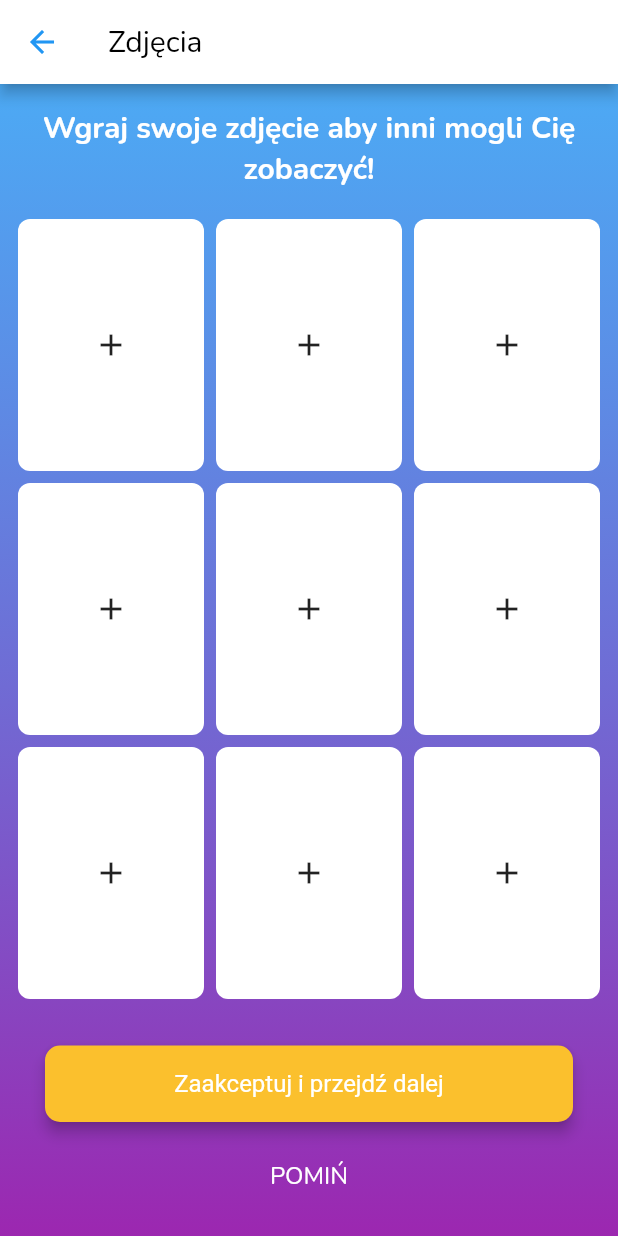
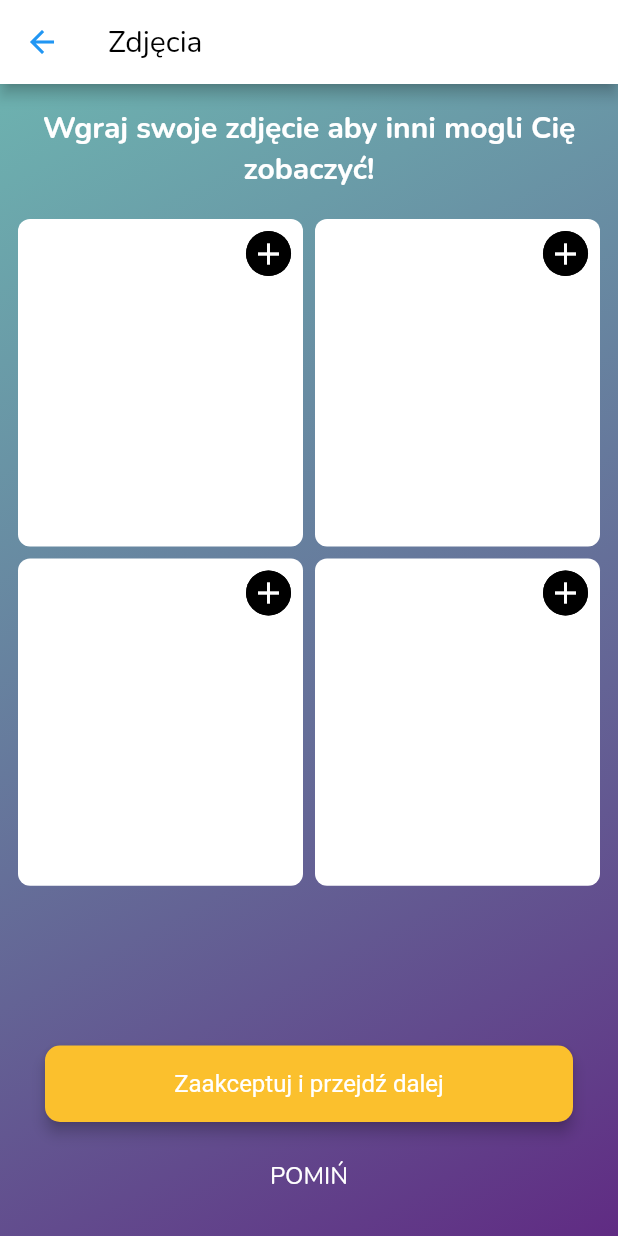
Before and after one commit to dawidpiechaczek/NearMe, a Flutter app: the screen it shows after launch, after a tap on "Login with Facebook", on a phone screen of 412 x 824 dp. Run offline on Flutter 3.47's test engine with Material 2 defaults, Android fonts, the phone set to English and light mode, and no system bars; our stand-ins replace font_awesome_flutter, google_sign_in, image_picker.

Commit message:
GridView adjusted to screen size. Extension for hex colours added.

```diff
--- /dev/null
+++ b/lib/extensions/hexColor.dart
@@ -0,0 +1,18 @@
+import 'dart:ui';
+
+extension HexColor on Color {
+  /// String is in the format "aabbcc" or "ffaabbcc" with an optional leading "#".
+  static Color fromHex(String hexString) {
+    final buffer = StringBuffer();
+    if (hexString.length == 6 || hexString.length == 7) buffer.write('ff');
+    buffer.write(hexString.replaceFirst('#', ''));
+    return Color(int.parse(buffer.toString(), radix: 16));
+  }
+
+  /// Prefixes a hash sign if [leadingHashSign] is set to `true` (default is `true`).
+  String toHex({bool leadingHashSign = true}) => '${leadingHashSign ? '#' : ''}'
+      '${alpha.toRadixString(16).padLeft(2, '0')}'
+      '${red.toRadixString(16).padLeft(2, '0')}'
+      '${green.toRadixString(16).padLeft(2, '0')}'
+      '${blue.toRadixString(16).padLeft(2, '0')}';
+}
--- a/lib/gallery.dart
+++ b/lib/gallery.dart
@@ -1,5 +1,6 @@
 import 'dart:io';
 import 'package:NearMe/widgets/appBackground.dart';
+import 'package:NearMe/widgets/circleButton.dart';
 import 'package:NearMe/widgets/roundedButton.dart';
 import 'package:flutter/material.dart';
 import 'package:image_picker/image_picker.dart';
@@ -14,10 +15,10 @@ class GalleryPage extends StatefulWidget {
 }
 
 class _GalleryPageState extends State<GalleryPage> {
-  List<File?> _images = List.filled(9, null);
+  List<File?> _images = List.filled(4, null);
   final picker = ImagePicker();
 
-  Future getImage() async {
+  Future _getImage() async {
     final pickedFile = await picker.getImage(source: ImageSource.camera);
 
     setState(() {
@@ -30,7 +31,7 @@ class _GalleryPageState extends State<GalleryPage> {
     });
   }
 
-  int removeImage(int index) {
+  int _removeImage(int index) {
     setState(() {
       _images[index] = null;
     });
@@ -71,8 +72,9 @@ class _GalleryPageState extends State<GalleryPage> {
           itemCount: _images.length,
           padding: EdgeInsets.only(right: 8, left: 8, bottom: 8),
           gridDelegate: SliverGridDelegateWithFixedCrossAxisCount(
-            childAspectRatio: 3 / 4,
-            crossAxisCount: 3,
+            childAspectRatio: MediaQuery.of(context).size.width /
+                (MediaQuery.of(context).size.height / 1.75),
+            crossAxisCount: 2,
           ),
           itemBuilder: (ctx, index) {
             return gridElement(index);
@@ -83,35 +85,57 @@ class _GalleryPageState extends State<GalleryPage> {
   Padding gridElement(int index) {
     return Padding(
       padding: EdgeInsets.all(4),
-      child: InkWell(
-        onTap: getImage,
-        child: Container(
+      child: Stack(children: [
+        Container(
           decoration: BoxDecoration(
               color: Colors.white, borderRadius: BorderRadius.circular(8)),
-          child: Center(
+          child: imageWithRemovalButton(index),
+        ),
+        Positioned(
+          top: 0,
+          right: 0,
+          child: Padding(
+            padding: EdgeInsets.all(8),
             child: _images[index] == null
-                ? Icon(Icons.add)
-                : imageWithRemovalButton(index),
+                ? CircleButton(
+                    onTap: () => _getImage(),
+                    icon: Icon(
+                      Icons.add,
+                      color: Colors.white,
+                    ),
+                    backgroundColor: Colors.black)
+                : null,
           ),
         ),
-      ),
+      ]),
     );
   }
 
   Stack imageWithRemovalButton(int index) {
     return Stack(
       children: <Widget>[
-        InkWell(
-          child: _images[index] != null ? Image.file(_images[index]!) : null,
-          onTap: () {
-            removeImage(index);
-          },
+        Container(
+          constraints: BoxConstraints(minWidth: 250, maxWidth: 300),
+          child: _images[index] != null
+              ? ClipRRect(
+                  borderRadius: BorderRadius.circular(8),
+                  child: Image.file(_images[index]!, fit: BoxFit.fitWidth))
+              : null,
         ),
         Positioned(
           top: 0,
           right: 0,
-          child: Padding(padding: EdgeInsets.all(8), child: Icon(Icons.delete)),
-        )
+          child: Padding(
+            padding: EdgeInsets.all(8),
+            child: CircleButton(
+                onTap: () => _removeImage(index),
+                icon: Icon(
+                  Icons.close,
+                  color: Colors.white,
+                ),
+                backgroundColor: Colors.black),
+          ),
+        ),
       ],
     );
   }
--- a/lib/widgets/appBackground.dart
+++ b/lib/widgets/appBackground.dart
@@ -1,3 +1,4 @@
+import 'package:NearMe/extensions/hexColor.dart';
 import 'package:flutter/material.dart';
 import 'package:flutter/widgets.dart';
 
@@ -5,15 +6,15 @@ Container backgroundGradient() {
   return Container(
     decoration: BoxDecoration(
         gradient: LinearGradient(
-            begin: Alignment.topCenter,
-            end: Alignment.bottomCenter,
+            begin: Alignment.topLeft,
+            end: Alignment.bottomRight,
             stops: [
           0.0,
           1.0
         ],
             colors: [
-          Colors.blue.withOpacity(0.8),
-          Colors.purple,
+          HexColor.fromHex('#4aa09d').withOpacity(0.8),
+          HexColor.fromHex('#602b83'),
         ])),
   );
 }
--- /dev/null
+++ b/lib/widgets/circleButton.dart
@@ -0,0 +1,33 @@
+import 'package:flutter/material.dart';
+import 'package:flutter/widgets.dart';
+
+class CircleButton extends StatelessWidget {
+  CircleButton(
+      {Key? key,
+      required this.onTap,
+      required this.icon,
+      required this.backgroundColor})
+      : super(key: key);
+
+  final GestureTapCallback onTap;
+  final Icon icon;
+  final Color backgroundColor;
+
+  @override
+  Widget build(BuildContext context) {
+    double size = 30.0;
+
+    return InkResponse(
+      onTap: onTap,
+      child: Container(
+        width: size,
+        height: size,
+        decoration: BoxDecoration(
+          color: backgroundColor,
+          shape: BoxShape.circle,
+        ),
+        child: icon,
+      ),
+    );
+  }
+}
```
